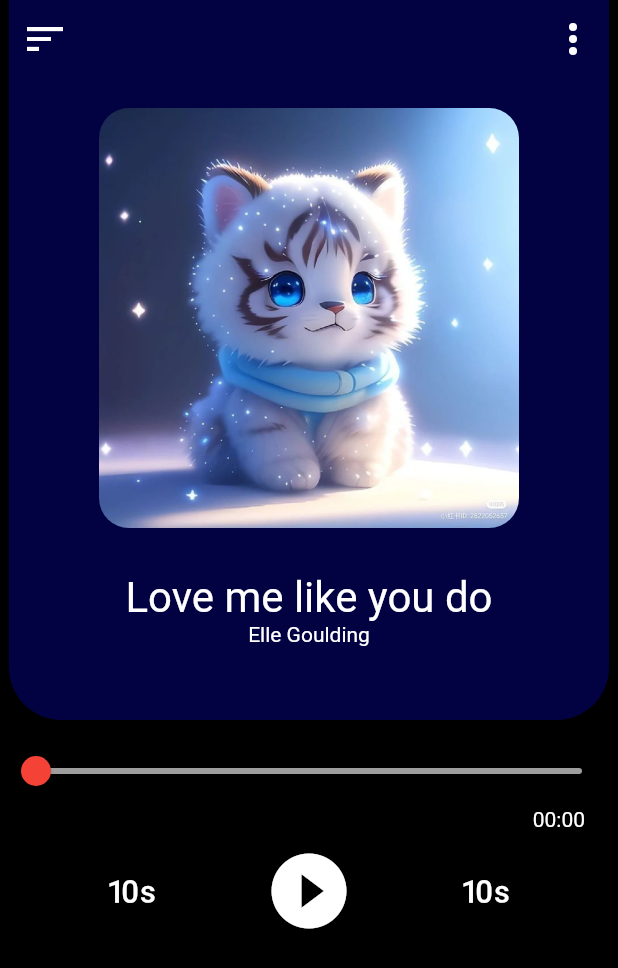
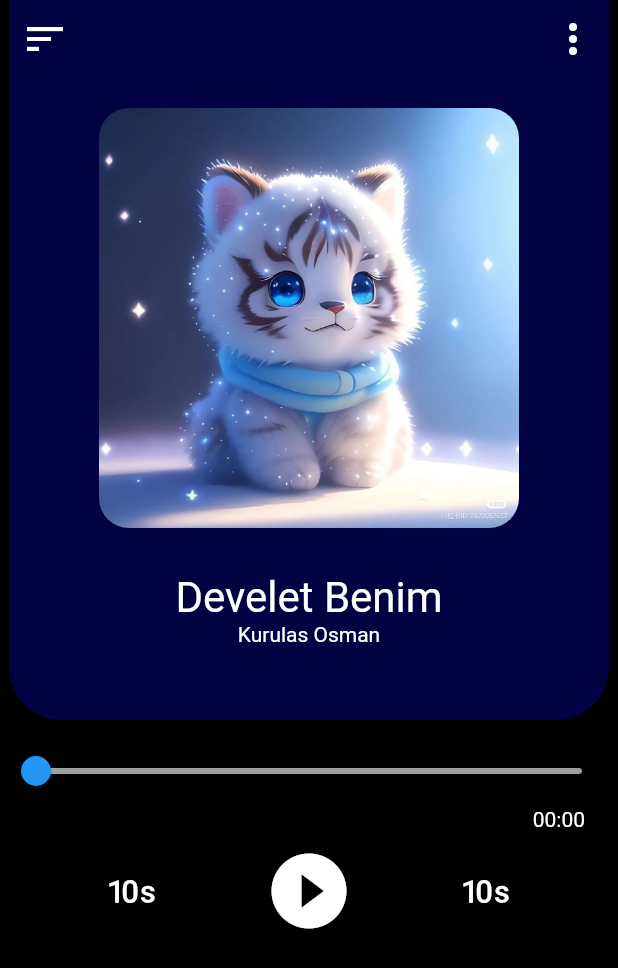
Before and after one commit to AhmedShafique313/musify, a Flutter app: the MusicPage screen opened by its route, on a phone screen of 412 x 824 dp. Shown: the top 968 px of the screen. Run offline on Flutter 3.47's test engine with Material 2 defaults, Android fonts, the light colour scheme and no system bars; our stand-ins replace audioplayers.

Commit message:
app completed

```diff
--- a/lib/pages/music_page.dart
+++ b/lib/pages/music_page.dart
@@ -126,12 +126,12 @@
                           height: 30,
                         ),
                         const Text(
-                          'Love me like you do',
+                          'Develet Benim',
                           style: TextStyle(
                               decoration: TextDecoration.none, fontSize: 28),
                         ),
                         const Text(
-                          'Elle Goulding',
+                          'Kurulas Osman',
                           style: TextStyle(
                               decoration: TextDecoration.none, fontSize: 14),
                         ),
@@ -150,7 +150,7 @@
                     min: 0,
                     max: _duration.inSeconds.toDouble(),
                     inactiveColor: Colors.grey,
-                    activeColor: Colors.red,
+                    activeColor: Colors.blue,
                   ),
                   Padding(
                     padding: const EdgeInsets.symmetric(horizontal: 22),
@@ -180,7 +180,7 @@
                         onTap: playPause,
                         child: Icon(
                           isPlaying
-                              ? Icons.play_disabled
+                              ? Icons.pause_circle_filled
                               : Icons.play_circle_fill,
                           size: 60,
                         ),
--- a/lib/pages/play_screen.dart
+++ b/lib/pages/play_screen.dart
@@ -83,12 +83,12 @@
                       ),
                       const Center(
                           child: Text(
-                        'Love me like you do',
+                        'Develet Benim',
                         style: TextStyle(fontSize: 20),
                       )),
                       const Center(
                           child: Text(
-                        'Elle Goulding',
+                        'Kurulas Osman',
                         style: TextStyle(fontSize: 14),
                       )),
                       const SizedBox(
@@ -171,20 +171,20 @@
                               crossAxisAlignment: CrossAxisAlignment.start,
                               children: [
                                 Text(
-                                  "Love me like you do",
+                                  "Develet Benim",
                                   style: TextStyle(fontSize: 20),
                                 ),
                                 Row(
                                   children: [
-                                    Text('Elle Goulding  '),
-                                    Text("05-30")
+                                    Text('Kurulas Osman  '),
+                                    Text("03-52")
                                   ],
                                 ),
                               ],
                             ),
                           ),
                           SizedBox(
-                            width: 125,
+                            width: 165,
                           ),
                           Icon(
                             Icons.play_circle_fill_outlined,
```
Also changed, not shown: lib/pages/splash_Screen.dart (+18 -0 lines).
